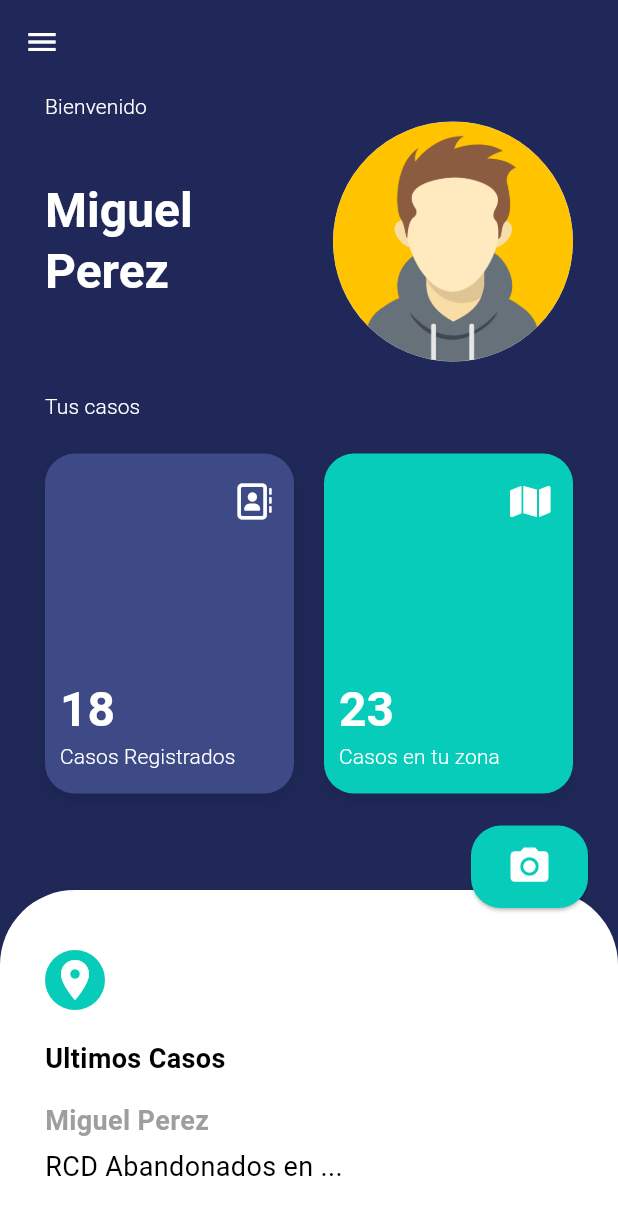
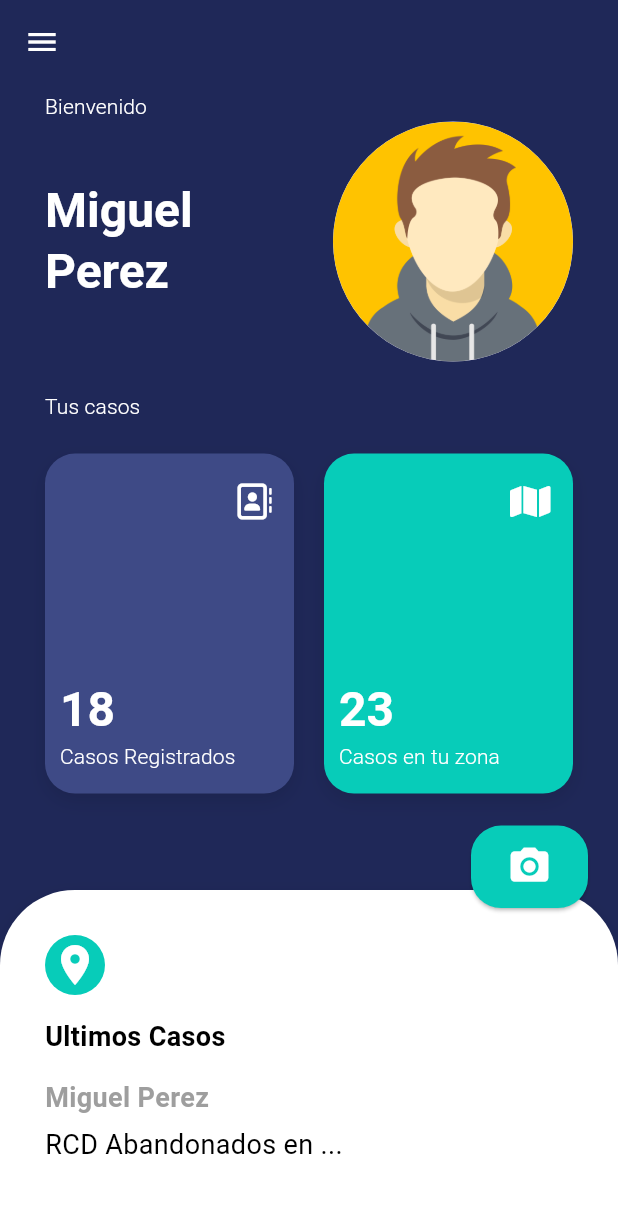
Before and after one commit to Maycol-Rodriguez/DZero-Mobile, a Flutter app: the VHomeScreen screen opened by its route, on a phone screen of 412 x 824 dp. Shown: the top 1215 px of the screen. Run offline on Flutter 3.47's test engine with Material 2 defaults, Android fonts, the light colour scheme and no system bars; our stand-ins replace animate_do, dio, firebase_core, flutter_dotenv, flutter_riverpod, font_awesome_flutter and 2 more; missing offline and left inert: awesome_circular_chart, cloudinary_public; accounts and stored records are empty.

```diff
--- a/lib/screens/v_home_screen.dart
+++ b/lib/screens/v_home_screen.dart
@@ -170,8 +170,7 @@
                 ],
               ),
               child: Padding(
-                padding:
-                    const EdgeInsets.symmetric(horizontal: 30, vertical: 40),
+                padding: const EdgeInsets.all(30),
                 child: Column(
                   crossAxisAlignment: CrossAxisAlignment.start,
                   children: const [
@@ -183,7 +182,7 @@
                         size: 32,
                       ),
                     ),
-                    SizedBox(height: 20),
+                    SizedBox(height: 15),
                     Text(
                       'Ultimos Casos',
                       style: TextStyle(color: Colors.black),
```
Also changed, not shown: pubspec.yaml (+4 -66 lines), assets/icons/logo-1.png (added), assets/icons/logo-2.png (added), pubspec.lock.
